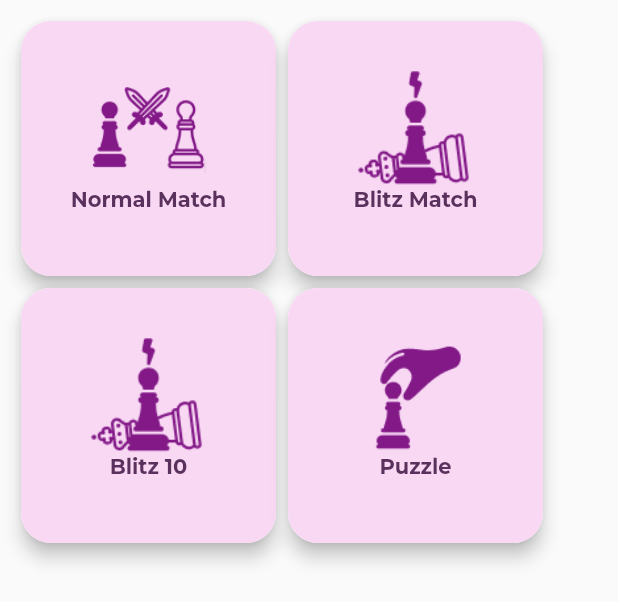
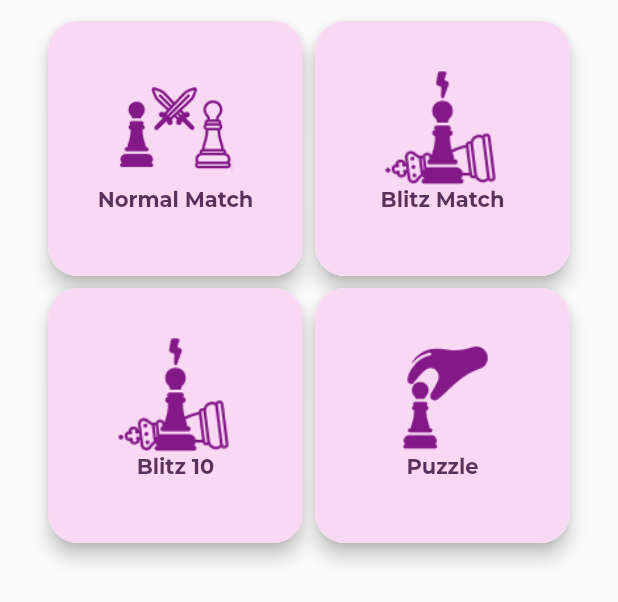
Before and after one commit to ChauKiet0311/Chessy_MobileApp, a Flutter app: the CreateRoomScreen widget shown alone on an empty page, opened directly, on a phone screen of 412 x 824 dp. Shown: the top 602 px of the screen. Run offline on Flutter 3.47's test engine with Material 2 defaults, Android fonts, the phone set to English and light mode, and no system bars; our stand-ins replace animated_splash_screen, google_nav_bar, page_transition, quickalert; missing offline and left inert: flutter_chess_board, material_dialogs, neplox_linkpreviewer, stack, webfeed; network calls fail.

Commit message:
merge and fixing some UI bug

```diff
--- a/lib/screen/match_sub_screen/create_room_screen.dart
+++ b/lib/screen/match_sub_screen/create_room_screen.dart
@@ -19,6 +19,7 @@ class CreateRoomScreen extends StatelessWidget {
               children: [
                 Row(
                   crossAxisAlignment: CrossAxisAlignment.center,
+                  mainAxisAlignment: MainAxisAlignment.center,
                   children: [
                     CreateRoomButton("Normal Match", () {
                       Navigator.push(
@@ -39,6 +40,8 @@ class CreateRoomScreen extends StatelessWidget {
                   ],
                 ),
                 Row(
+                  crossAxisAlignment: CrossAxisAlignment.center,
+                  mainAxisAlignment: MainAxisAlignment.center,
                   children: [
                     CreateRoomButton("Blitz 10", () {
                       Navigator.push(
```
